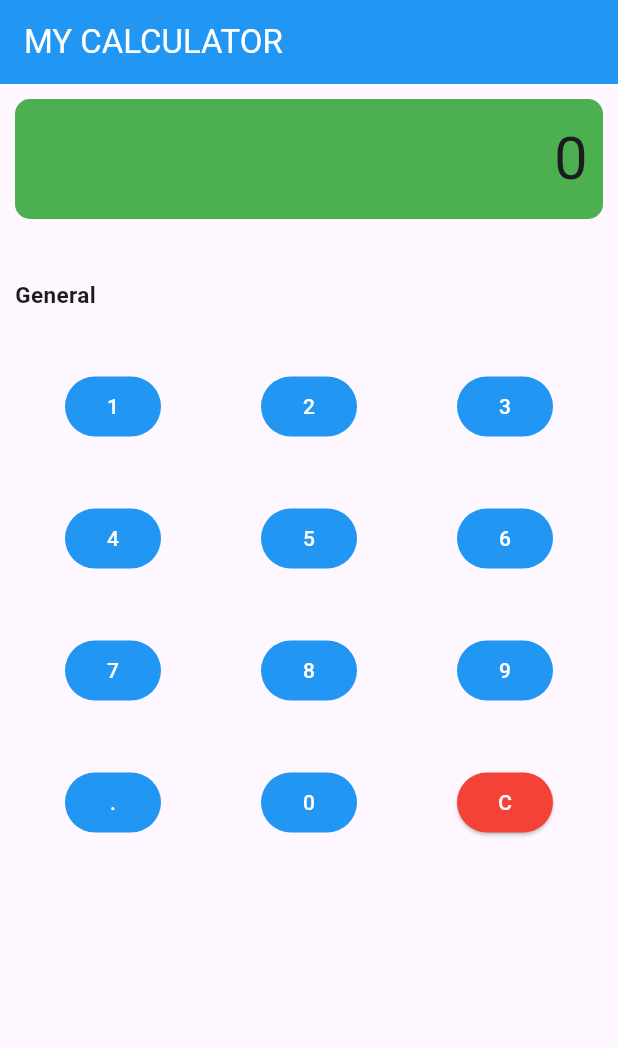
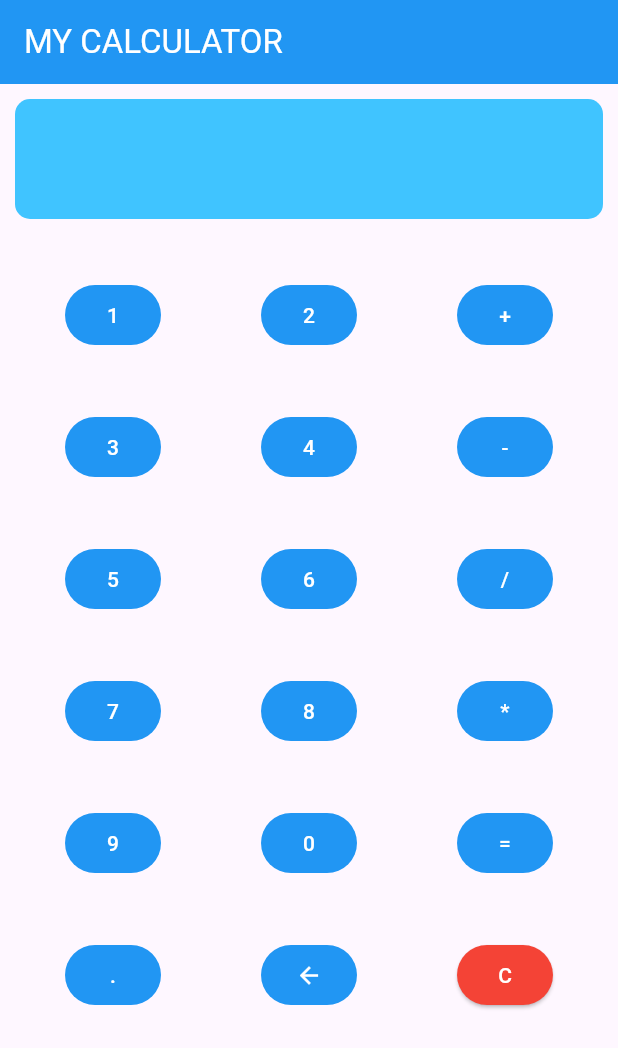
Before and after one commit to MoDev40/Flutter-Basics, a Flutter app: the screen it shows after launch, on a phone screen of 412 x 824 dp. Shown: the top 1048 px of the screen. Run offline on Flutter 3.47's test engine with Material 3 defaults, Android fonts, the phone set to English and light mode, and no system bars; key blocks and very long unbroken strings in the code were emptied for the run.

Commit message:
Addded function with some triks

```diff
--- a/lib/pages/calculator.dart
+++ b/lib/pages/calculator.dart
@@ -7,12 +7,83 @@ class MyCalculator extends StatefulWidget {
 }
 
 class _Calculator extends State<MyCalculator> {
-  int _number = 0;
+  String _display = "";
+  String expression = "";
+  bool isSecond = false;
 
-  void _generate(int num) {
+  void _generate(String num) {
     setState(() {
-      _number = num;
+      _display += num;
     });
+  }
+
+  void _clear() {
+    setState(() {
+      _display = "";
+      isSecond = false;
+    });
+  }
+
+  void _back() {
+    int len = _display.length;
+    String newData = _display.substring(0, len - 1);
+    setState(() {
+      if (_display.contains(expression)) {
+        isSecond = false;
+      }
+      _display = newData;
+    });
+  }
+
+  void _expression(String exp) {
+    setState(() {
+      if (!isSecond) {
+        expression = exp;
+        _display += expression;
+        isSecond = true;
+      }
+    });
+  }
+
+  void _calculate() {
+    if (isSecond) {
+      List<String> numbers = _display.split(expression);
+      switch (expression) {
+        case "+":
+          setState(() {
+            _display = (double.parse(numbers[0]) + double.parse(numbers[1]))
+                .toString();
+            isSecond = false;
+          });
+          break;
+        case "-":
+          setState(() {
+            _display = (double.parse(numbers[0]) - double.parse(numbers[1]))
+                .toString();
+            isSecond = false;
+          });
+          break;
+        case "*":
+          setState(() {
+            _display = (double.parse(numbers[0]) * double.parse(numbers[1]))
+                .toString();
+            isSecond = false;
+          });
+          break;
+        case "/":
+          setState(() {
+            _display = (double.parse(numbers[0]) / double.parse(numbers[1]))
+                .toString();
+            isSecond = false;
+          });
+          break;
+        default:
+          setState(() {
+            _display = "Error";
+            isSecond = false;
+          });
+      }
+    }
   }
 
   @override
@@ -33,22 +104,20 @@ class _Calculator extends State<MyCalculator> {
                 Container(
                   decoration: BoxDecoration(
                     borderRadius: BorderRadius.circular(10),
-                    color: Colors.green,
+                    color: Colors.lightBlueAccent,
                   ),
                   height: 80,
                   child: Padding(
-                    padding: const EdgeInsets.only(right:10),
+                    padding: const EdgeInsets.only(right: 10),
                     child: Align(
                       alignment: Alignment.centerRight,
                       child: Text(
-                        '$_number',
+                        _display,
                         style: const TextStyle(fontSize: 40),
                       ),
                     ),
                   ),
                 ),
-                const SizedBox(height: 40),
-                const Text("General",style: TextStyle(fontSize: 15,fontWeight: FontWeight.bold),),
                 Column(
                   crossAxisAlignment: CrossAxisAlignment.start,
                   mainAxisAlignment: MainAxisAlignment.spaceAround,
@@ -59,7 +128,7 @@ class _Calculator extends State<MyCalculator> {
                       children: [
                         TextButton(
                           onPressed: () {
-                            _generate(1);
+                            _generate("1");
                           },
                           style: ButtonStyle(
                             backgroundColor:
@@ -71,7 +140,7 @@ class _Calculator extends State<MyCalculator> {
                         ),
                         TextButton(
                           onPressed: () {
-                            _generate(2);
+                            _generate("2");
                           },
                           style: ButtonStyle(
                             backgroundColor:
@@ -83,7 +152,7 @@ class _Calculator extends State<MyCalculator> {
                         ),
                         TextButton(
                           onPressed: () {
-                            _generate(3);
+                            _expression("+");
                           },
                           style: ButtonStyle(
                             backgroundColor:
@@ -91,7 +160,7 @@ class _Calculator extends State<MyCalculator> {
                             foregroundColor:
                                 WidgetStateProperty.all(Colors.white),
                           ),
-                          child: const Text("3"),
+                          child: const Text("+"),
                         )
                       ],
                     ),
@@ -101,7 +170,19 @@ class _Calculator extends State<MyCalculator> {
                       children: [
                         TextButton(
                           onPressed: () {
-                            _generate(4);
+                            _generate("3");
+                          },
+                          style: ButtonStyle(
+                            backgroundColor:
+                                WidgetStateProperty.all(Colors.blue),
+                            foregroundColor:
+                                WidgetStateProperty.all(Colors.white),
+                          ),
+                          child: const Text("3"),
+                        ),
+                        TextButton(
+                          onPressed: () {
+                            _generate("4");
                           },
                           style: ButtonStyle(
                             backgroundColor:
@@ -113,7 +194,25 @@ class _Calculator extends State<MyCalculator> {
                         ),
                         TextButton(
                           onPressed: () {
-                            _generate(5);
+                            _expression("-");
+                          },
+                          style: ButtonStyle(
+                            backgroundColor:
+                                WidgetStateProperty.all(Colors.blue),
+                            foregroundColor:
+                                WidgetStateProperty.all(Colors.white),
+                          ),
+                          child: const Text("-"),
+                        )
+                      ],
+                    ),
+                    const SizedBox(height: 40),
+                    Row(
+                      mainAxisAlignment: MainAxisAlignment.spaceAround,
+                      children: [
+                        TextButton(
+                          onPressed: () {
+                            _generate("5");
                           },
                           style: ButtonStyle(
                             backgroundColor:
@@ -125,7 +224,7 @@ class _Calculator extends State<MyCalculator> {
                         ),
                         TextButton(
                           onPressed: () {
-                            _generate(6);
+                            _generate("6");
                           },
                           style: ButtonStyle(
                             backgroundColor:
@@ -134,6 +233,18 @@ class _Calculator extends State<MyCalculator> {
                                 WidgetStateProperty.all(Colors.white),
                           ),
                           child: const Text("6"),
+                        ),
+                        TextButton(
+                          onPressed: () {
+                            _expression("/");
+                          },
+                          style: ButtonStyle(
+                            backgroundColor:
+                                WidgetStateProperty.all(Colors.blue),
+                            foregroundColor:
+                                WidgetStateProperty.all(Colors.white),
+                          ),
+                          child: const Text("/"),
                         )
                       ],
                     ),
@@ -143,7 +254,7 @@ class _Calculator extends State<MyCalculator> {
                       children: [
                         TextButton(
                           onPressed: () {
-                            _generate(7);
+                            _generate("7");
                           },
                           style: ButtonStyle(
                             backgroundColor:
@@ -155,7 +266,7 @@ class _Calculator extends State<MyCalculator> {
                         ),
                         TextButton(
                           onPressed: () {
-                            _generate(8);
+                            _generate("8");
                           },
                           style: ButtonStyle(
                             backgroundColor:
@@ -167,7 +278,7 @@ class _Calculator extends State<MyCalculator> {
                         ),
                         TextButton(
                           onPressed: () {
-                            _generate(9);
+                            _expression("*");
                           },
                           style: ButtonStyle(
                             backgroundColor:
@@ -175,7 +286,7 @@ class _Calculator extends State<MyCalculator> {
                             foregroundColor:
                                 WidgetStateProperty.all(Colors.white),
                           ),
-                          child: const Text("9"),
+                          child: const Text("*"),
                         )
                       ],
                     ),
@@ -185,7 +296,49 @@ class _Calculator extends State<MyCalculator> {
                       children: [
                         TextButton(
                           onPressed: () {
-                            _generate(0);
+                            _generate("9");
+                          },
+                          style: ButtonStyle(
+                            backgroundColor:
+                                WidgetStateProperty.all(Colors.blue),
+                            foregroundColor:
+                                WidgetStateProperty.all(Colors.white),
+                          ),
+                          child: const Text("9"),
+                        ),
+                        TextButton(
+                          onPressed: () {
+                            _generate("0");
+                          },
+                          style: ButtonStyle(
+                            backgroundColor:
+                                WidgetStateProperty.all(Colors.blue),
+                            foregroundColor:
+                                WidgetStateProperty.all(Colors.white),
+                          ),
+                          child: const Text("0"),
+                        ),
+                        TextButton(
+                          onPressed: () {
+                            _calculate();
+                          },
+                          style: ButtonStyle(
+                            backgroundColor:
+                                WidgetStateProperty.all(Colors.blue),
+                            foregroundColor:
+                                WidgetStateProperty.all(Colors.white),
+                          ),
+                          child: const Text("="),
+                        )
+                      ],
+                    ),
+                    const SizedBox(height: 40),
+                    Row(
+                      mainAxisAlignment: MainAxisAlignment.spaceAround,
+                      children: [
+                        TextButton(
+                          onPressed: () {
+                            _generate(".");
                           },
                           style: ButtonStyle(
                             backgroundColor:
@@ -197,7 +350,7 @@ class _Calculator extends State<MyCalculator> {
                         ),
                         TextButton(
                           onPressed: () {
-                            _generate(0);
+                            _back();
                           },
                           style: ButtonStyle(
                             backgroundColor:
@@ -205,11 +358,11 @@ class _Calculator extends State<MyCalculator> {
                             foregroundColor:
                                 WidgetStateProperty.all(Colors.white),
                           ),
-                          child: const Text("0"),
+                          child: const Icon(Icons.arrow_back),
                         ),
                         ElevatedButton(
                           onPressed: () {
-                            _generate(0);
+                            _clear();
                           },
                           style: ButtonStyle(
                             backgroundColor:
```
Also changed, not shown: lib/main.dart (+4 -6 lines).
